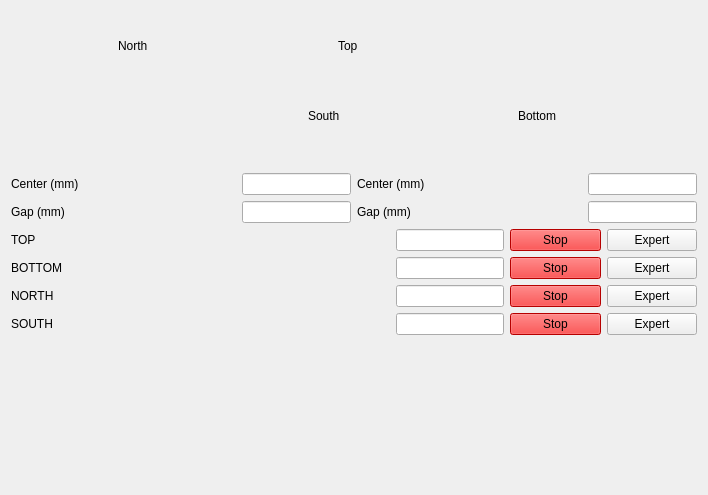
First picture: the form in pcdsdevices/ui/BeckhoffSlits.detailed.ui, repository pcdshub/pcdsdevices, before the edit.
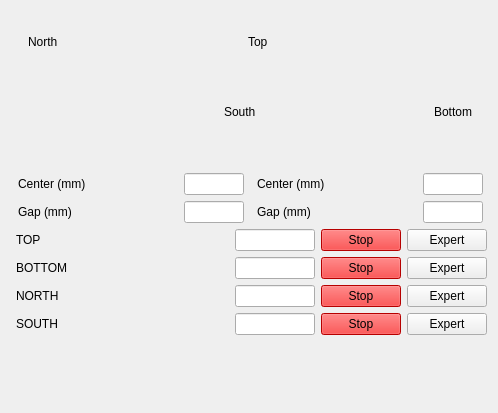
Second picture: the form after the edit. Custom widgets are drawn as their Qt base class.

Commit message: WIP: normalize sizes, fix macros

Diff of the .ui file:
```diff
--- a/pcdsdevices/ui/BeckhoffSlits.detailed.ui
+++ b/pcdsdevices/ui/BeckhoffSlits.detailed.ui
@@ -6,8 +6,8 @@
    <rect>
     <x>0</x>
     <y>0</y>
-    <width>708</width>
-    <height>495</height>
+    <width>498</width>
+    <height>413</height>
    </rect>
   </property>
   <property name="sizePolicy">
@@ -40,7 +40,7 @@
      </property>
      <property name="minimumSize">
       <size>
-       <width>480</width>
+       <width>450</width>
        <height>150</height>
       </size>
      </property>
@@ -62,38 +62,6 @@
      <property name="lineWidth">
       <number>0</number>
      </property>
-     <widget class="PyDMLabel" name="PyDMLabel_39">
-      <property name="geometry">
-       <rect>
-        <x>224</x>
-        <y>18</y>
-        <width>41</width>
-        <height>21</height>
-       </rect>
-      </property>
-      <property name="toolTip">
-       <string/>
-      </property>
-      <property name="text">
-       <string>Top</string>
-      </property>
-     </widget>
-     <widget class="PyDMLabel" name="PyDMLabel_40">
-      <property name="geometry">
-       <rect>
-        <x>404</x>
-        <y>88</y>
-        <width>61</width>
-        <height>21</height>
-       </rect>
-      </property>
-      <property name="toolTip">
-       <string/>
-      </property>
-      <property name="text">
-       <string>Bottom</string>
-      </property>
-     </widget>
      <widget class="PyDMScaleIndicator" name="PyDMScaleIndicator_14">
       <property name="geometry">
        <rect>
@@ -259,22 +227,6 @@
        <double>0.000000000000000</double>
       </property>
      </widget>
-     <widget class="PyDMLabel" name="PyDMLabel_42">
-      <property name="geometry">
-       <rect>
-        <x>4</x>
-        <y>18</y>
-        <width>51</width>
-        <height>21</height>
-       </rect>
-      </property>
-      <property name="toolTip">
-       <string/>
-      </property>
-      <property name="text">
-       <string>North</string>
-      </property>
-     </widget>
      <widget class="PyDMScaleIndicator" name="PyDMScaleIndicator_16">
       <property name="enabled">
        <bool>false</bool>
@@ -437,13 +389,26 @@
        <double>0.000000000000000</double>
       </property>
      </widget>
-     <widget class="PyDMLabel" name="PyDMLabel_43">
+     <widget class="QLabel" name="label_5">
       <property name="geometry">
        <rect>
-        <x>194</x>
+        <x>4</x>
+        <y>18</y>
+        <width>47</width>
+        <height>14</height>
+       </rect>
+      </property>
+      <property name="text">
+       <string>North</string>
+      </property>
+     </widget>
+     <widget class="QLabel" name="label_6">
+      <property name="geometry">
+       <rect>
+        <x>200</x>
         <y>88</y>
-        <width>51</width>
-        <height>21</height>
+        <width>47</width>
+        <height>14</height>
        </rect>
       </property>
       <property name="toolTip">
@@ -453,6 +418,32 @@
        <string>South</string>
       </property>
      </widget>
+     <widget class="QLabel" name="label_7">
+      <property name="geometry">
+       <rect>
+        <x>224</x>
+        <y>18</y>
+        <width>47</width>
+        <height>14</height>
+       </rect>
+      </property>
+      <property name="text">
+       <string>Top</string>
+      </property>
+     </widget>
+     <widget class="QLabel" name="label_8">
+      <property name="geometry">
+       <rect>
+        <x>410</x>
+        <y>88</y>
+        <width>47</width>
+        <height>14</height>
+       </rect>
+      </property>
+      <property name="text">
+       <string>Bottom</string>
+      </property>
+     </widget>
     </widget>
    </item>
    <item>
@@ -502,6 +493,12 @@
          <verstretch>0</verstretch>
         </sizepolicy>
        </property>
+       <property name="maximumSize">
+        <size>
+         <width>60</width>
+         <height>16777215</height>
+        </size>
+       </property>
        <property name="toolTip">
         <string/>
        </property>
@@ -516,22 +513,6 @@
        </property>
       </widget>
      </item>
-     <item row="1" column="0">
-      <widget class="PyDMLabel" name="PyDMLabel_41">
-       <property name="sizePolicy">
-        <sizepolicy hsizetype="Minimum" vsizetype="Minimum">
-         <horstretch>0</horstretch>
-         <verstretch>0</verstretch>
-        </sizepolicy>
-       </property>
-       <property name="toolTip">
-        <string/>
-       </property>
-       <property name="text">
-        <string>Gap (mm)</string>
-       </property>
-      </widget>
-     </item>
      <item row="1" column="2">
       <widget class="PyDMLineEdit" name="PyDMLineEdit_24">
        <property name="sizePolicy">
@@ -540,6 +521,12 @@
          <verstretch>0</verstretch>
         </sizepolicy>
        </property>
+       <property name="maximumSize">
+        <size>
+         <width>60</width>
+         <height>16777215</height>
+        </size>
+       </property>
        <property name="toolTip">
         <string/>
        </property>
@@ -554,19 +541,28 @@
        </property>
       </widget>
      </item>
-     <item row="0" column="0">
-      <widget class="PyDMLabel" name="PyDMLabel_44">
+     <item row="1" column="0">
+      <widget class="QLabel" name="label_10">
        <property name="sizePolicy">
         <sizepolicy hsizetype="Minimum" vsizetype="Minimum">
          <horstretch>0</horstretch>
          <verstretch>0</verstretch>
         </sizepolicy>
        </property>
-       <property name="toolTip">
-        <string/>
+       <property name="maximumSize">
+        <size>
+         <width>80</width>
+         <height>16777215</height>
+        </size>
        </property>
        <property name="text">
-        <string>Center (mm)</string>
+        <string>Gap (mm)</string>
+       </property>
+       <property name="margin">
+        <number>0</number>
+       </property>
+       <property name="indent">
+        <number>5</number>
        </property>
       </widget>
      </item>
@@ -584,6 +580,12 @@
          <height>0</height>
         </size>
        </property>
+       <property name="maximumSize">
+        <size>
+         <width>60</width>
+         <height>16777215</height>
+        </size>
+       </property>
        <property name="toolTip">
         <string/>
        </property>
@@ -604,53 +606,28 @@
        </property>
       </widget>
      </item>
-     <item row="0" column="3">
-      <widget class="PyDMLabel" name="PyDMLabel_37">
+     <item row="0" column="0">
+      <widget class="QLabel" name="label_9">
        <property name="sizePolicy">
         <sizepolicy hsizetype="Minimum" vsizetype="Minimum">
          <horstretch>0</horstretch>
          <verstretch>0</verstretch>
         </sizepolicy>
        </property>
-       <property name="toolTip">
-        <string/>
-       </property>
-       <property name="text">
-        <string>Center (mm)</string>
-       </property>
-      </widget>
-     </item>
-     <item row="0" column="4">
-      <widget class="PyDMLabel" name="PyDMLabel_45">
-       <property name="sizePolicy">
-        <sizepolicy hsizetype="Minimum" vsizetype="Minimum">
-         <horstretch>0</horstretch>
-         <verstretch>0</verstretch>
-        </sizepolicy>
-       </property>
-       <property name="minimumSize">
+       <property name="maximumSize">
         <size>
-         <width>75</width>
-         <height>0</height>
+         <width>80</width>
+         <height>16777215</height>
         </size>
        </property>
-       <property name="toolTip">
-        <string/>
+       <property name="text">
+        <string>Center (mm)</string>
        </property>
-       <property name="whatsThis">
-        <string/>
+       <property name="margin">
+        <number>0</number>
        </property>
-       <property name="precision" stdset="0">
-        <number>3</number>
-       </property>
-       <property name="precisionFromPV" stdset="0">
-        <bool>false</bool>
-       </property>
-       <property name="channel" stdset="0">
-        <string>ca://${prefix}:ACTUAL_YCENTER_RBV</string>
-       </property>
-       <property name="displayFormat" stdset="0">
-        <enum>PyDMLabel::Decimal</enum>
+       <property name="indent">
+        <number>5</number>
        </property>
       </widget>
      </item>
@@ -662,6 +639,12 @@
          <verstretch>0</verstretch>
         </sizepolicy>
        </property>
+       <property name="maximumSize">
+        <size>
+         <width>60</width>
+         <height>16777215</height>
+        </size>
+       </property>
        <property name="toolTip">
         <string/>
        </property>
@@ -676,56 +659,6 @@
        </property>
       </widget>
      </item>
-     <item row="1" column="3">
-      <widget class="PyDMLabel" name="PyDMLabel_38">
-       <property name="sizePolicy">
-        <sizepolicy hsizetype="Minimum" vsizetype="Minimum">
-         <horstretch>0</horstretch>
-         <verstretch>0</verstretch>
-        </sizepolicy>
-       </property>
-       <property name="toolTip">
-        <string/>
-       </property>
-       <property name="text">
-        <string>Gap (mm)</string>
-       </property>
-      </widget>
-     </item>
-     <item row="1" column="4">
-      <widget class="PyDMLabel" name="PyDMLabel_46">
-       <property name="sizePolicy">
-        <sizepolicy hsizetype="Minimum" vsizetype="Minimum">
-         <horstretch>0</horstretch>
-         <verstretch>0</verstretch>
-        </sizepolicy>
-       </property>
-       <property name="minimumSize">
-        <size>
-         <width>75</width>
-         <height>0</height>
-        </size>
-       </property>
-       <property name="toolTip">
-        <string/>
-       </property>
-       <property name="whatsThis">
-        <string/>
-       </property>
-       <property name="precision" stdset="0">
-        <number>3</number>
-       </property>
-       <property name="precisionFromPV" stdset="0">
-        <bool>false</bool>
-       </property>
-       <property name="channel" stdset="0">
-        <string>ca://${prefix}:ACTUAL_YWIDTH_RBV</string>
-       </property>
-       <property name="displayFormat" stdset="0">
-        <enum>PyDMLabel::Decimal</enum>
-       </property>
-      </widget>
-     </item>
      <item row="1" column="5">
       <widget class="PyDMLineEdit" name="PyDMLineEdit_8">
        <property name="sizePolicy">
@@ -734,6 +667,12 @@
          <verstretch>0</verstretch>
         </sizepolicy>
        </property>
+       <property name="maximumSize">
+        <size>
+         <width>60</width>
+         <height>16777215</height>
+        </size>
+       </property>
        <property name="toolTip">
         <string/>
        </property>
@@ -748,6 +687,176 @@
        </property>
       </widget>
      </item>
+     <item row="1" column="4">
+      <widget class="PyDMLabel" name="PyDMLabel_46">
+       <property name="sizePolicy">
+        <sizepolicy hsizetype="Minimum" vsizetype="Minimum">
+         <horstretch>0</horstretch>
+         <verstretch>0</verstretch>
+        </sizepolicy>
+       </property>
+       <property name="minimumSize">
+        <size>
+         <width>75</width>
+         <height>0</height>
+        </size>
+       </property>
+       <property name="maximumSize">
+        <size>
+         <width>60</width>
+         <height>16777215</height>
+        </size>
+       </property>
+       <property name="toolTip">
+        <string/>
+       </property>
+       <property name="whatsThis">
+        <string/>
+       </property>
+       <property name="precision" stdset="0">
+        <number>3</number>
+       </property>
+       <property name="precisionFromPV" stdset="0">
+        <bool>false</bool>
+       </property>
+       <property name="channel" stdset="0">
+        <string>ca://${prefix}:ACTUAL_YWIDTH_RBV</string>
+       </property>
+       <property name="displayFormat" stdset="0">
+        <enum>PyDMLabel::Decimal</enum>
+       </property>
+      </widget>
+     </item>
+     <item row="1" column="1">
+      <widget class="PyDMLabel" name="PyDMLabel_48">
+       <property name="sizePolicy">
+        <sizepolicy hsizetype="Minimum" vsizetype="Minimum">
+         <horstretch>0</horstretch>
+         <verstretch>0</verstretch>
+        </sizepolicy>
+       </property>
+       <property name="minimumSize">
+        <size>
+         <width>75</width>
+         <height>0</height>
+        </size>
+       </property>
+       <property name="maximumSize">
+        <size>
+         <width>60</width>
+         <height>16777215</height>
+        </size>
+       </property>
+       <property name="toolTip">
+        <string/>
+       </property>
+       <property name="whatsThis">
+        <string/>
+       </property>
+       <property name="precision" stdset="0">
+        <number>3</number>
+       </property>
+       <property name="precisionFromPV" stdset="0">
+        <bool>false</bool>
+       </property>
+       <property name="channel" stdset="0">
+        <string>ca://${prefix}:ACTUAL_XWIDTH_RBV</string>
+       </property>
+       <property name="displayFormat" stdset="0">
+        <enum>PyDMLabel::Decimal</enum>
+       </property>
+      </widget>
+     </item>
+     <item row="0" column="4">
+      <widget class="PyDMLabel" name="PyDMLabel_45">
+       <property name="sizePolicy">
+        <sizepolicy hsizetype="Minimum" vsizetype="Minimum">
+         <horstretch>0</horstretch>
+         <verstretch>0</verstretch>
+        </sizepolicy>
+       </property>
+       <property name="minimumSize">
+        <size>
+         <width>75</width>
+         <height>0</height>
+        </size>
+       </property>
+       <property name="maximumSize">
+        <size>
+         <width>60</width>
+         <height>16777215</height>
+        </size>
+       </property>
+       <property name="toolTip">
+        <string/>
+       </property>
+       <property name="whatsThis">
+        <string/>
+       </property>
+       <property name="precision" stdset="0">
+        <number>3</number>
+       </property>
+       <property name="precisionFromPV" stdset="0">
+        <bool>false</bool>
+       </property>
+       <property name="channel" stdset="0">
+        <string>ca://${prefix}:ACTUAL_YCENTER_RBV</string>
+       </property>
+       <property name="displayFormat" stdset="0">
+        <enum>PyDMLabel::Decimal</enum>
+       </property>
+      </widget>
+     </item>
+     <item row="0" column="3">
+      <widget class="QLabel" name="label_11">
+       <property name="sizePolicy">
+        <sizepolicy hsizetype="Minimum" vsizetype="Minimum">
+         <horstretch>0</horstretch>
+         <verstretch>0</verstretch>
+        </sizepolicy>
+       </property>
+       <property name="maximumSize">
+        <size>
+         <width>80</width>
+         <height>16777215</height>
+        </size>
+       </property>
+       <property name="text">
+        <string>Center (mm)</string>
+       </property>
+       <property name="margin">
+        <number>0</number>
+       </property>
+       <property name="indent">
+        <number>5</number>
+       </property>
+      </widget>
+     </item>
+     <item row="1" column="3">
+      <widget class="QLabel" name="label_12">
+       <property name="sizePolicy">
+        <sizepolicy hsizetype="Minimum" vsizetype="Minimum">
+         <horstretch>0</horstretch>
+         <verstretch>0</verstretch>
+        </sizepolicy>
+       </property>
+       <property name="maximumSize">
+        <size>
+         <width>80</width>
+         <height>16777215</height>
+        </size>
+       </property>
+       <property name="text">
+        <string>Gap (mm)</string>
+       </property>
+       <property name="margin">
+        <number>0</number>
+       </property>
+       <property name="indent">
+        <number>5</number>
+       </property>
+      </widget>
+     </item>
     </layout>
    </item>
    <item>
@@ -760,10 +869,19 @@
        <property name="text">
         <string>SOUTH</string>
        </property>
+       <property name="indent">
+        <number>5</number>
+       </property>
       </widget>
      </item>
      <item row="2" column="2">
       <widget class="PyDMLabel" name="PyDMLabel_3">
+       <property name="maximumSize">
+        <size>
+         <width>80</width>
+         <height>16777215</height>
+        </size>
+       </property>
        <property name="toolTip">
         <string/>
        </property>
@@ -823,6 +941,12 @@
      </item>
      <item row="3" column="2">
       <widget class="PyDMLabel" name="PyDMLabel_4">
+       <property name="maximumSize">
+        <size>
+         <width>80</width>
+         <height>16777215</height>
+        </size>
+       </property>
        <property name="toolTip">
         <string/>
        </property>
@@ -885,10 +1009,19 @@
        <property name="text">
         <string>TOP</string>
        </property>
+       <property name="indent">
+        <number>5</number>
+       </property>
       </widget>
      </item>
      <item row="0" column="2">
       <widget class="PyDMLabel" name="PyDMLabel">
+       <property name="maximumSize">
+        <size>
+         <width>80</width>
+         <height>16777215</height>
+        </size>
+       </property>
        <property name="toolTip">
         <string/>
        </property>
@@ -905,6 +1038,9 @@
        <property name="text">
         <string>BOTTOM</string>
        </property>
+       <property name="indent">
+        <number>5</number>
+       </property>
       </widget>
      </item>
      <item row="0" column="6">
@@ -919,6 +1055,12 @@
      </item>
      <item row="1" column="2">
       <widget class="PyDMLabel" name="PyDMLabel_2">
+       <property name="maximumSize">
+        <size>
+         <width>80</width>
+         <height>16777215</height>
+        </size>
+       </property>
        <property name="toolTip">
         <string/>
        </property>
@@ -957,6 +1099,12 @@
          <verstretch>0</verstretch>
         </sizepolicy>
        </property>
+       <property name="maximumSize">
+        <size>
+         <width>80</width>
+         <height>16777215</height>
+        </size>
+       </property>
        <property name="toolTip">
         <string/>
        </property>
@@ -993,6 +1141,9 @@
        <property name="text">
         <string>NORTH</string>
        </property>
+       <property name="indent">
+        <number>5</number>
+       </property>
       </widget>
      </item>
      <item row="1" column="3">
@@ -1072,6 +1223,12 @@
          <verstretch>0</verstretch>
         </sizepolicy>
        </property>
+       <property name="maximumSize">
+        <size>
+         <width>80</width>
+         <height>16777215</height>
+        </size>
+       </property>
        <property name="toolTip">
         <string/>
        </property>
@@ -1088,6 +1245,12 @@
          <verstretch>0</verstretch>
         </sizepolicy>
        </property>
+       <property name="maximumSize">
+        <size>
+         <width>80</width>
+         <height>16777215</height>
+        </size>
+       </property>
        <property name="toolTip">
         <string/>
        </property>
@@ -1104,6 +1267,12 @@
          <verstretch>0</verstretch>
         </sizepolicy>
        </property>
+       <property name="maximumSize">
+        <size>
+         <width>80</width>
+         <height>16777215</height>
+        </size>
+       </property>
        <property name="toolTip">
         <string/>
        </property>
```
Left out of the diff: 77 changed lines with no effect on the pictures.
